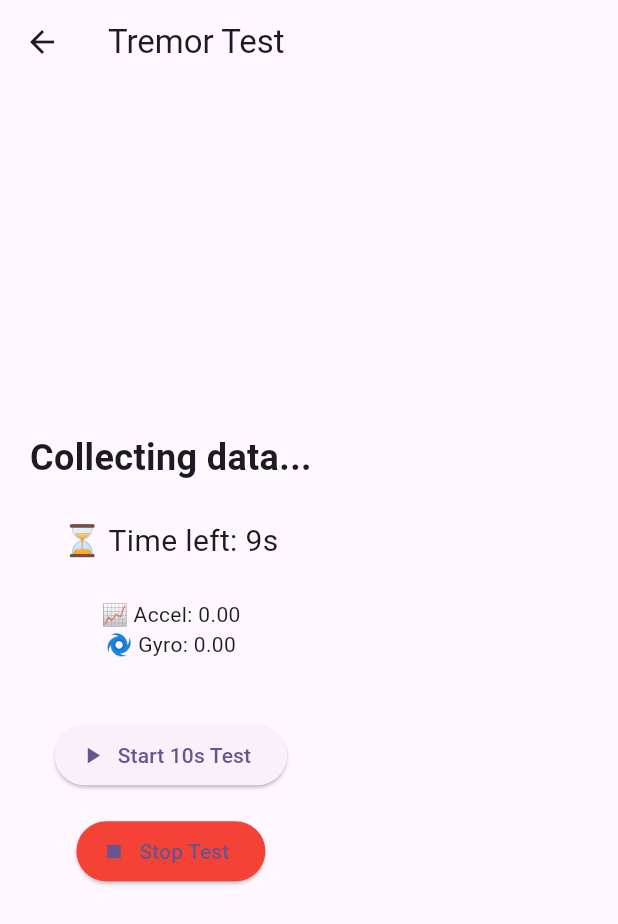
After one commit to AlexTerzis/Parkinsons-Detection-App, a Flutter app: the TremorTestView screen opened directly, after a tap on "Start 10s Test", on a phone screen of 412 x 824 dp. The commit adds this screen. Shown: the top 924 px of the screen. Run offline on Flutter 3.47's test engine with Material 3 defaults, Android fonts, the phone set to English and light mode, and no system bars; our stand-ins replace cloud_firestore, firebase_auth, firebase_core, permission_handler, responsive_builder, sensors_plus and 3 more; accounts and stored records are empty.

Commit message:
Update with tremor test

```diff
--- a/lib/models/test_type.dart
+++ b/lib/models/test_type.dart
@@ -2,4 +2,5 @@ enum TestType {
   cameraDetection,
   drawing,
   questionnaire,
+  tremor,
 }
--- a/lib/ui/views/patience/patience_view.dart
+++ b/lib/ui/views/patience/patience_view.dart
@@ -1,4 +1,5 @@
 import 'package:flutter/material.dart';
+import 'package:parkinsondetetion/ui/views/tremor_test/tremor_test_view.dart';
 import 'package:stacked/stacked.dart';
 
 import 'patience_viewmodel.dart';
@@ -106,6 +107,11 @@ class PatienceView extends StackedView<PatienceViewModel> {
         'type': TestType.cameraDetection,
       },
       {
+        'title': 'Tremor Test',
+        'icon': Icons.vibration,  // or any icon you like
+        'type': TestType.tremor,
+      },
+      {
         'title': 'Drawing Test',
         'icon': Icons.edit,
         'type': TestType.drawing,
@@ -145,6 +151,9 @@ class PatienceView extends StackedView<PatienceViewModel> {
                             const SnackBar(content: Text('No hands detected. Try again.')),
                           );
                         }
+                        } else if (type == TestType.tremor) {
+                          // Navigate to TremorTestView
+                          await locator<NavigationService>().navigateToView(const TremorTestView());
                         } else {
                           await viewModel.recordDemoResult(type);
                           ScaffoldMessenger.of(rootContext).showSnackBar(
--- /dev/null
+++ b/lib/ui/views/tremor_test/tremor_test_view.dart
@@ -0,0 +1,58 @@
+import 'package:flutter/material.dart';
+import 'package:stacked/stacked.dart';
+import 'tremor_test_viewmodel.dart';
+
+class TremorTestView extends StackedView<TremorTestViewModel> {
+  const TremorTestView({Key? key}) : super(key: key);
+
+  @override
+  Widget builder(
+    BuildContext context,
+    TremorTestViewModel viewModel,
+    Widget? child,
+  ) {
+    return Scaffold(
+      appBar: AppBar(title: const Text('Tremor Test')),
+      body: Padding(
+        padding: const EdgeInsets.all(20.0),
+        child: Column(
+          mainAxisAlignment: MainAxisAlignment.center,
+          children: [
+            Text(
+              viewModel.tremorStatus,
+              style: const TextStyle(fontSize: 24, fontWeight: FontWeight.bold),
+              textAlign: TextAlign.center,
+            ),
+            const SizedBox(height: 24),
+            Text('⏳ Time left: ${viewModel.secondsLeft}s',
+                style: const TextStyle(fontSize: 20)),
+            const SizedBox(height: 24),
+            Text('📈 Accel: ${viewModel.latestAcc.toStringAsFixed(2)}'),
+            Text('🌀 Gyro: ${viewModel.latestGyro.toStringAsFixed(2)}'),
+            const SizedBox(height: 40),
+            ElevatedButton.icon(
+              onPressed: () {
+                viewModel.startDetection(() {
+                  Navigator.of(context).pop(); // Go back after test
+                });
+              },
+              icon: const Icon(Icons.play_arrow),
+              label: const Text('Start 10s Test'),
+            ),
+            const SizedBox(height: 16),
+            ElevatedButton.icon(
+              onPressed: viewModel.stopDetection,
+              icon: const Icon(Icons.stop),
+              label: const Text('Stop Test'),
+              style: ElevatedButton.styleFrom(backgroundColor: Colors.red),
+            ),
+          ],
+        ),
+      ),
+    );
+  }
+
+  @override
+  TremorTestViewModel viewModelBuilder(BuildContext context) =>
+      TremorTestViewModel();
+}
--- /dev/null
+++ b/lib/ui/views/tremor_test/tremor_test_viewmodel.dart
@@ -0,0 +1,102 @@
+import 'dart:async';
+import 'dart:math';
+import 'package:sensors_plus/sensors_plus.dart';
+import 'package:stacked/stacked.dart';
+
+class TremorTestViewModel extends BaseViewModel {
+  List<double> accMagnitudes = [];
+  List<double> gyroMagnitudes = [];
+
+  double latestAcc = 0.0;
+  double latestGyro = 0.0;
+  int secondsLeft = 0;
+
+  String tremorStatus = 'Press Start to begin test';
+
+  StreamSubscription<AccelerometerEvent>? _accelSub;
+  StreamSubscription<GyroscopeEvent>? _gyroSub;
+  Timer? _countdownTimer;
+
+  DateTime _lastUIUpdate = DateTime.now();
+
+  void startDetection(Function onFinish) {
+    stopDetection();
+    secondsLeft = 10;
+    tremorStatus = 'Collecting data...';
+    notifyListeners();
+
+    _accelSub = accelerometerEvents.listen((event) {
+      latestAcc = _calcMagnitude(event.x, event.y, event.z);
+      accMagnitudes.add(latestAcc);
+
+      _throttleNotify();
+    });
+
+    _gyroSub = gyroscopeEvents.listen((event) {
+      latestGyro = _calcMagnitude(event.x, event.y, event.z);
+      gyroMagnitudes.add(latestGyro);
+
+      _throttleNotify();
+    });
+
+    _countdownTimer = Timer.periodic(const Duration(seconds: 1), (timer) {
+      secondsLeft--;
+      if (secondsLeft <= 0) {
+        timer.cancel();
+        _finalizeDetection(onFinish);
+      }
+      notifyListeners(); // UI update for timer only
+    });
+  }
+
+  void _throttleNotify() {
+    if (DateTime.now().difference(_lastUIUpdate).inMilliseconds > 300) {
+      _lastUIUpdate = DateTime.now();
+      notifyListeners();
+    }
+  }
+
+  void _finalizeDetection(Function onFinish) {
+    _accelSub?.cancel();
+    _gyroSub?.cancel();
+
+    double accStd = _stdDev(accMagnitudes);
+    double gyroStd = _stdDev(gyroMagnitudes);
+
+    tremorStatus = (accStd > 1.5 && gyroStd > 0.8)
+        ? 'Tremor Detected'
+        : 'No Tremor Detected';
+
+    notifyListeners();
+
+    Future.delayed(const Duration(seconds: 2), () {
+      onFinish();
+    });
+  }
+
+  void stopDetection() {
+    _accelSub?.cancel();
+    _gyroSub?.cancel();
+    _countdownTimer?.cancel();
+
+    accMagnitudes.clear();
+    gyroMagnitudes.clear();
+    latestAcc = 0.0;
+    latestGyro = 0.0;
+    secondsLeft = 0;
+
+    tremorStatus = 'Test stopped.';
+    notifyListeners();
+  }
+
+  double _calcMagnitude(double x, double y, double z) =>
+      sqrt(x * x + y * y + z * z);
+
+  double _stdDev(List<double> data) {
+    if (data.isEmpty) return 0;
+    double mean = data.reduce((a, b) => a + b) / data.length;
+    double variance =
+        data.map((x) => pow(x - mean, 2)).reduce((a, b) => a + b) / data.length;
+    return sqrt(variance);
+  }
+}
--- a/pubspec.yaml
+++ b/pubspec.yaml
@@ -19,6 +19,8 @@ dependencies:
   cloud_functions: ^5.4.0
   responsive_builder: ^0.7.0
   scidart: ^0.0.2-dev.12
+  sensors_plus: ^3.0.3
+
 
 
 dev_dependencies:
```
Lines whose indentation alone changed are shown as unchanged.
